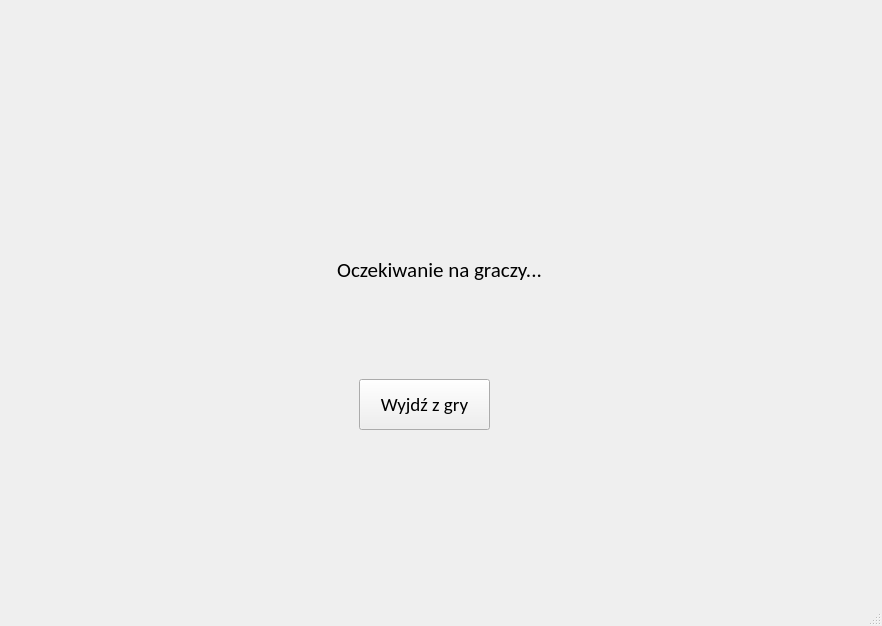
C1n3k99/SK2_lab, file klient/mainwindow.ui: the form before one commit.
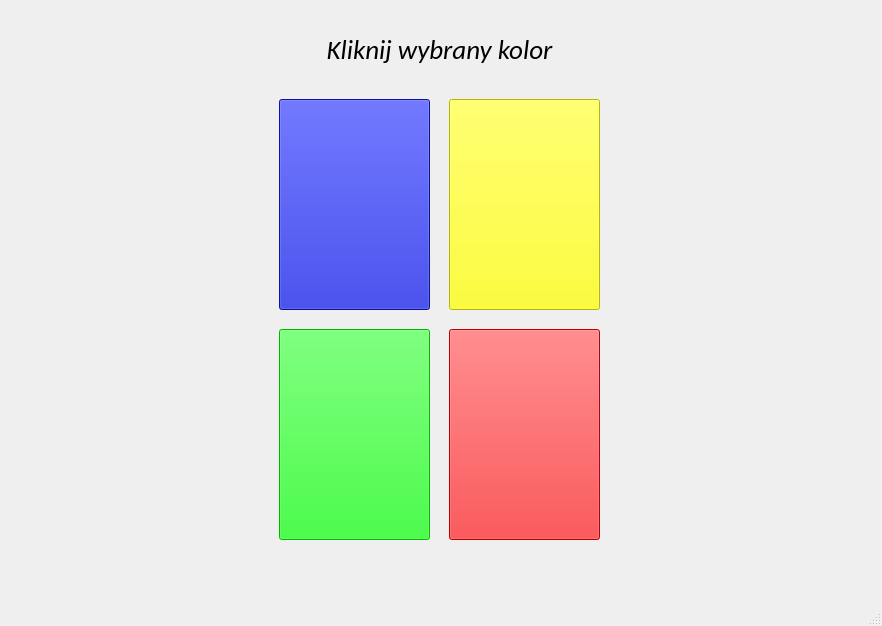
The form after the commit. Icons and pictures are not drawn.

Commit message: add screen to choose color

```diff
--- a/klient/mainwindow.ui
+++ b/klient/mainwindow.ui
@@ -24,7 +24,7 @@
        </sizepolicy>
       </property>
       <property name="currentIndex">
-       <number>1</number>
+       <number>3</number>
       </property>
       <widget class="QWidget" name="page">
        <widget class="QPushButton" name="connect">
@@ -1141,7 +1141,96 @@
         </property>
        </widget>
       </widget>
-      <widget class="QWidget" name="page_4">
+      <widget class="QWidget" name="chooseCardPage">
+       <widget class="QPushButton" name="blueButton">
+        <property name="geometry">
+         <rect>
+          <x>270</x>
+          <y>90</y>
+          <width>151</width>
+          <height>211</height>
+         </rect>
+        </property>
+        <property name="styleSheet">
+         <string notr="true">background-color: rgb(18, 27, 200);</string>
+        </property>
+        <property name="text">
+         <string/>
+        </property>
+       </widget>
+       <widget class="QLabel" name="chooseColor">
+        <property name="geometry">
+         <rect>
+          <x>-10</x>
+          <y>20</y>
+          <width>881</width>
+          <height>41</height>
+         </rect>
+        </property>
+        <property name="font">
+         <font>
+          <family>Calibri</family>
+          <pointsize>20</pointsize>
+          <italic>true</italic>
+         </font>
+        </property>
+        <property name="text">
+         <string>Kliknij wybrany kolor</string>
+        </property>
+        <property name="alignment">
+         <set>Qt::AlignCenter</set>
+        </property>
+       </widget>
+       <widget class="QPushButton" name="greenButton">
+        <property name="geometry">
+         <rect>
+          <x>270</x>
+          <y>320</y>
+          <width>151</width>
+          <height>211</height>
+         </rect>
+        </property>
+        <property name="styleSheet">
+         <string notr="true">background-color: rgb(0, 255, 0);</string>
+        </property>
+        <property name="text">
+         <string/>
+        </property>
+       </widget>
+       <widget class="QPushButton" name="redButton">
+        <property name="geometry">
+         <rect>
+          <x>440</x>
+          <y>320</y>
+          <width>151</width>
+          <height>211</height>
+         </rect>
+        </property>
+        <property name="styleSheet">
+         <string notr="true">background-color: rgb(255, 1, 5);</string>
+        </property>
+        <property name="text">
+         <string/>
+        </property>
+       </widget>
+       <widget class="QPushButton" name="yellowButton">
+        <property name="geometry">
+         <rect>
+          <x>440</x>
+          <y>90</y>
+          <width>151</width>
+          <height>211</height>
+         </rect>
+        </property>
+        <property name="styleSheet">
+         <string notr="true">background-color: rgb(255, 255, 0);</string>
+        </property>
+        <property name="text">
+         <string/>
+        </property>
+       </widget>
+      </widget>
+      <widget class="QWidget" name="winnerPage">
        <widget class="QWidget" name="layoutWidget4">
         <property name="geometry">
          <rect>
```
Left out of the diff: 34 changed lines with no effect on the pictures. The commit also changes 1 other file.
